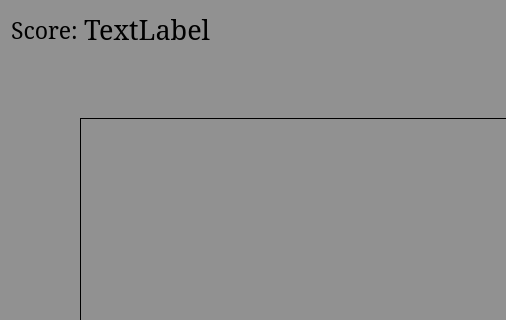
fostfox/snake_game, file code/wgt_pages/page_field.ui: the form before one commit; both pictures show x 0 to 506 and y 0 to 320 of the 671 by 481 pixel window.
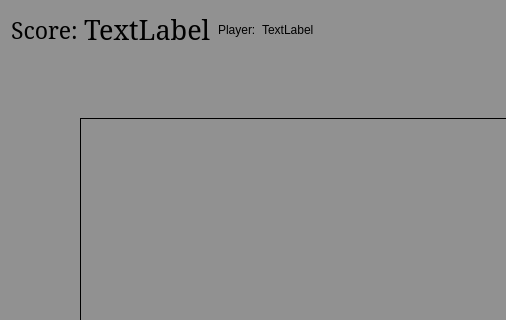
The form after the commit.

What changed in the file:
```diff
--- a/code/wgt_pages/page_field.ui
+++ b/code/wgt_pages/page_field.ui
@@ -109,6 +109,20 @@
        </property>
       </widget>
      </item>
+     <item>
+      <widget class="QLabel" name="label_2">
+       <property name="text">
+        <string>Player:</string>
+       </property>
+      </widget>
+     </item>
+     <item>
+      <widget class="QLabel" name="label_playerName">
+       <property name="text">
+        <string>TextLabel</string>
+       </property>
+      </widget>
+     </item>
      <item>
       <spacer name="horizontalSpacer">
        <property name="orientation">
```
